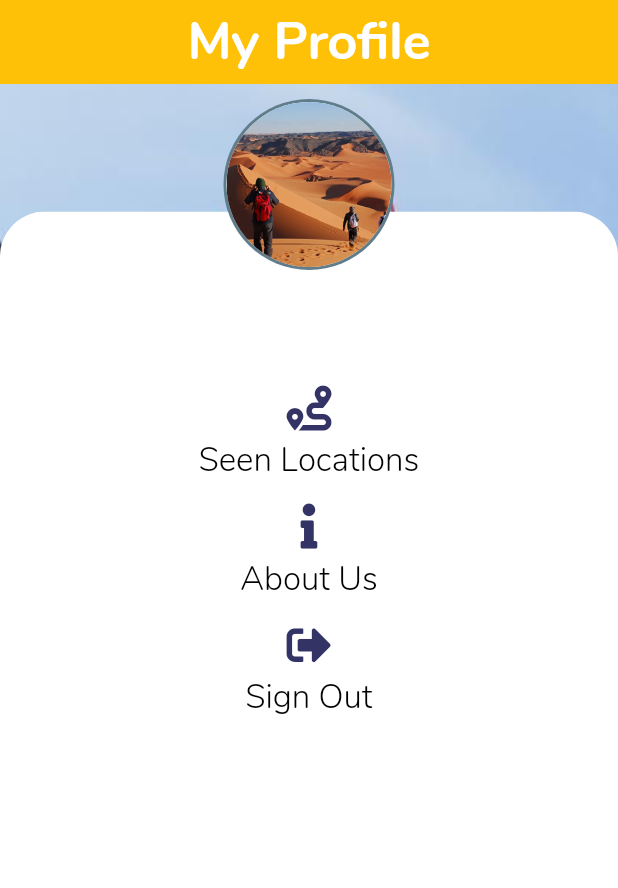
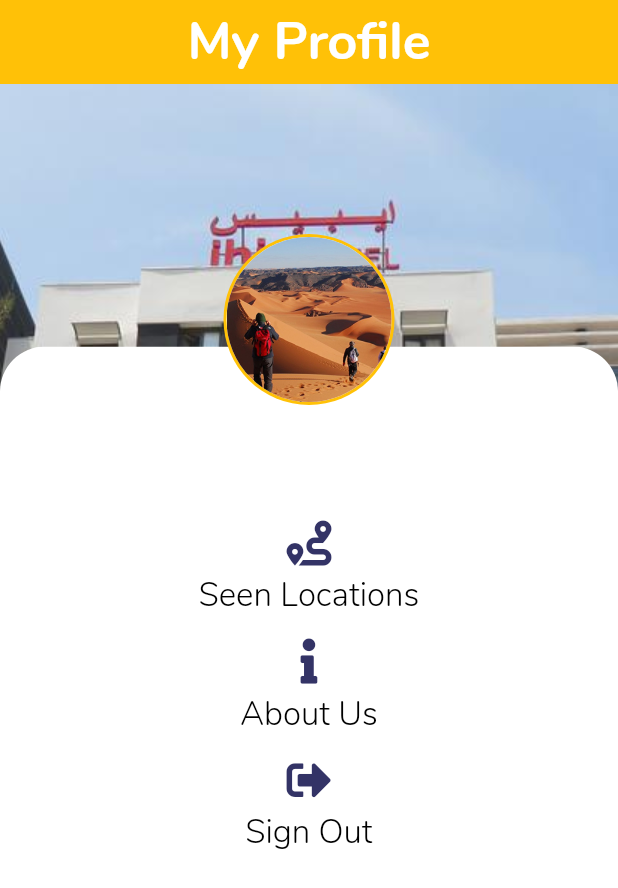
Before and after one commit to YusufEminDemirci/flutter-travel-app, a Flutter app: the Profile screen opened directly, on a phone screen of 412 x 824 dp. Shown: the top 888 px of the screen. Run offline on Flutter 3.47's test engine with Material 2 defaults, Android fonts, the phone set to English and light mode, and no system bars; our stand-ins replace animated_text_kit, bottom_navy_bar, cloud_firestore, firebase_auth, firebase_core, font_awesome_flutter and 2 more; accounts and stored records are empty.

```diff
--- a/lib/Screens/Profile.dart
+++ b/lib/Screens/Profile.dart
@@ -46,7 +46,7 @@
         child: SingleChildScrollView(
           child: Column(
             children: <Widget>[
-              SizedBox(height: 10.0),
+              SizedBox(height: 100.0),
               Stack(
                 alignment: Alignment.topCenter,
                 children: [
@@ -88,7 +88,7 @@
                   Align(
                     alignment: Alignment.topCenter,
                     child: CircleAvatar(
-                      backgroundColor: Colors.blueGrey,
+                      backgroundColor: mainColor,
                       radius: 57,
                       child: CircleAvatar(
                         backgroundImage: AssetImage(myInfo["profileImage"]),
```
